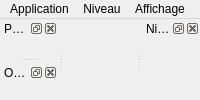
The window that Source/Elements/UI/MainWindow.ui (azertval/ProjectGaming) describes before a commit, drawn with Qt 5.
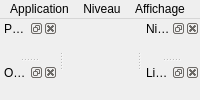
The same window after the commit.

Commit message:
feat(hmi): ajouter les liens de mecanismes par traits/fleches (LOT-37) (#59)
Remplace la teinte de case (illisible au-dela de quelques liens) par des
fleches explicites dans le viewport, un outil "Lien" dedie (clic
declencheur -> clic cible, Echap annule), et un panneau "Liens" (liste,
surbrillance, suppression). Geometrie et machine a etat du geste
(hmi::LinkGeometry, hmi::LinkGesture) pures et testees sans GPU/Qt.

EX-IHM-030, EX-IHM-031.

Diff of the .ui file:
```diff
--- a/Source/Elements/UI/MainWindow.ui
+++ b/Source/Elements/UI/MainWindow.ui
@@ -44,6 +44,11 @@
    <attribute name="dockWidgetArea"><number>2</number></attribute>
    <widget class="QWidget" name="levelsContents"/>
   </widget>
+  <widget class="QDockWidget" name="LinksPanel">
+   <property name="windowTitle"><string>Liens</string></property>
+   <attribute name="dockWidgetArea"><number>2</number></attribute>
+   <widget class="QWidget" name="linksContents"/>
+  </widget>
   <action name="actMainMenu"><property name="text"><string>Menu principal</string></property></action>
   <action name="actQuit"><property name="text"><string>Quitter</string></property></action>
   <action name="actSave"><property name="text"><string>Enregistrer (Ctrl+S)</string></property></action>
```
The commit also changes 31 other files.
